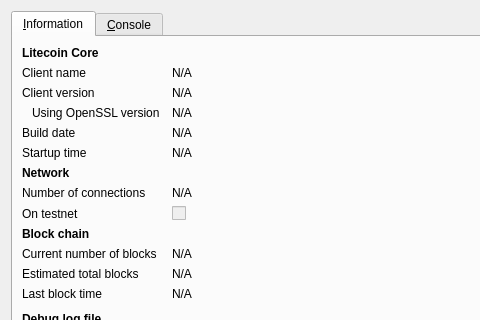
First picture: the form in src/qt/forms/rpcconsole.ui, repository thunderwolf66102/parallaxcoin, before the edit; both pictures show x 0 to 480 and y 0 to 320 of the 740 by 450 pixel window.
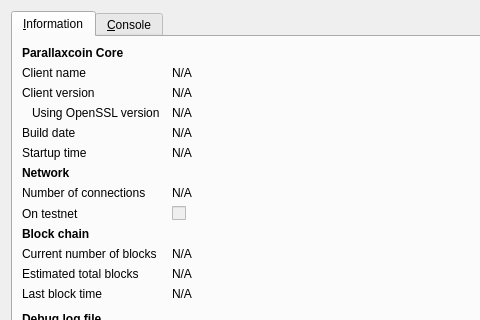
Second picture: the form after the edit. Icons and pictures are not drawn.

Commit message: s/litecoin/parallaxcoin/

What changed in the file:
```diff
--- a/src/qt/forms/rpcconsole.ui
+++ b/src/qt/forms/rpcconsole.ui
@@ -36,7 +36,7 @@
           </font>
          </property>
          <property name="text">
-          <string>Litecoin Core</string>
+          <string>Parallaxcoin Core</string>
          </property>
         </widget>
        </item>
```
Left out of the diff: 6 changed lines with no effect on the pictures. The commit also changes 77 other files.
